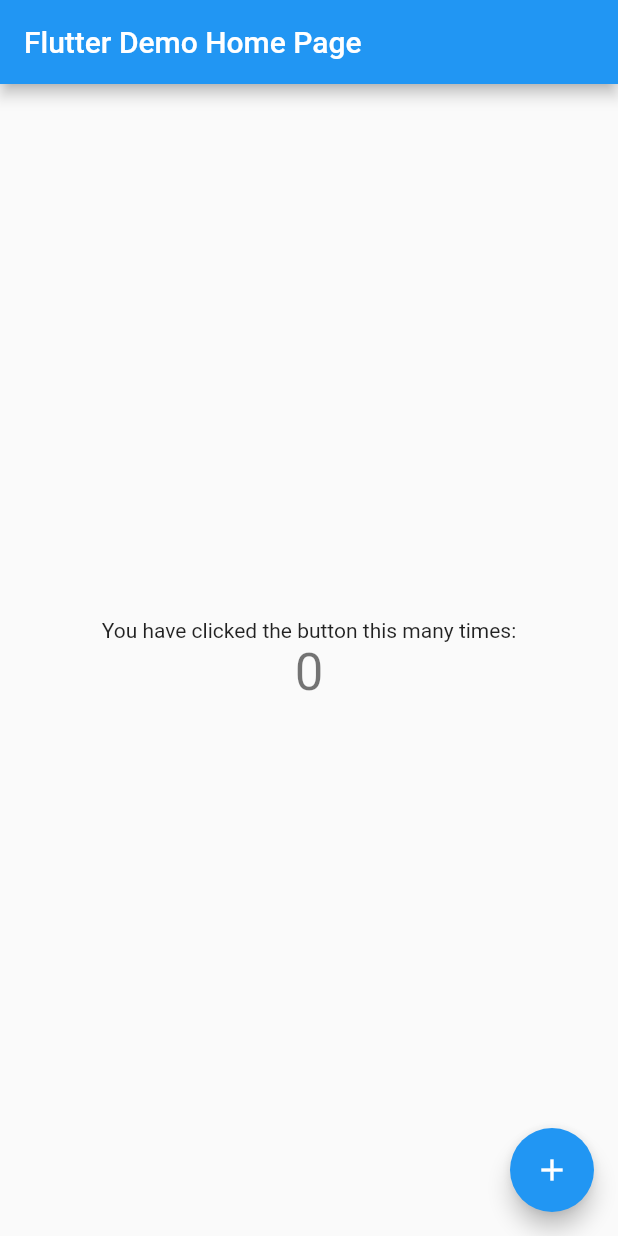
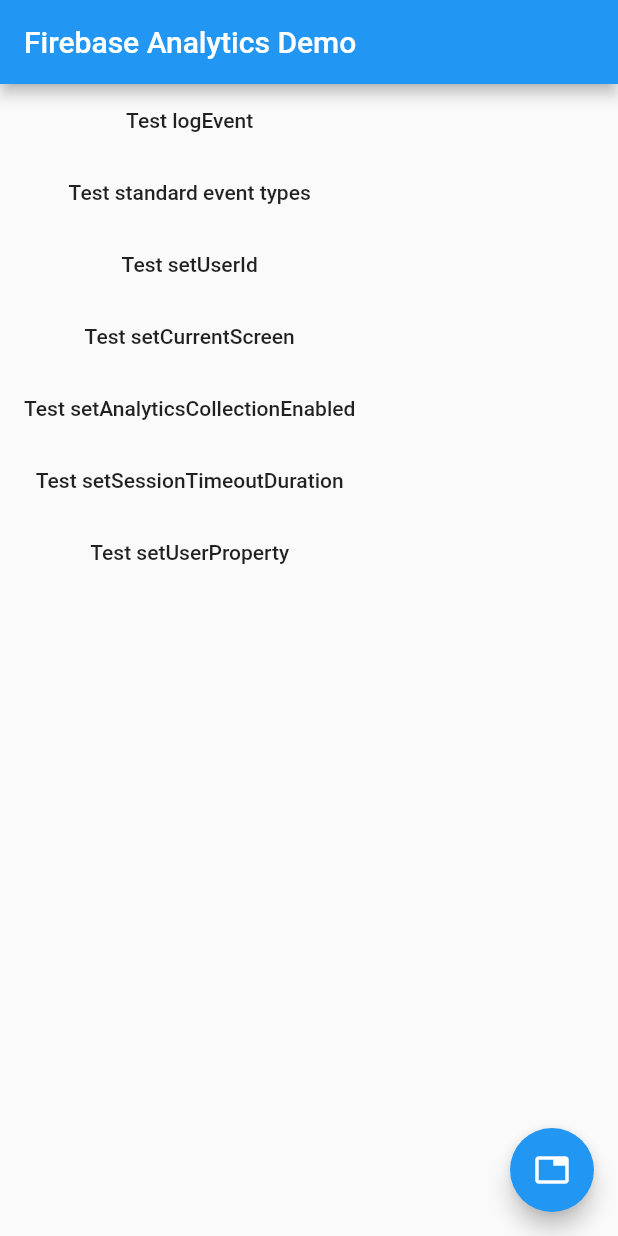
Before and after one commit to Tomoki-JNLHPV/flutter_app, a Flutter app: the screen it shows after launch, on a phone screen of 412 x 824 dp. Run offline on Flutter 3.47's test engine with Material 2 defaults, Android fonts, the phone set to English and light mode, and no system bars; our stand-ins replace firebase_analytics, firebase_core; accounts and stored records are empty.

Commit message:
update yml file

```diff
--- a/lib/main.dart
+++ b/lib/main.dart
@@ -1,113 +1,325 @@
+// Copyright 2017 The Chromium Authors. All rights reserved.
+// Use of this source code is governed by a BSD-style license that can be
+// found in the LICENSE file.
+
+import 'dart:async';
+
+import 'package:firebase_core/firebase_core.dart';
 import 'package:flutter/material.dart';
+import 'package:firebase_analytics/firebase_analytics.dart';
+import 'package:firebase_analytics/observer.dart';
 
-void main() {
-  runApp(MyApp());
+import 'tabs_page.dart';
+
+Future<void> main() async {
+  WidgetsFlutterBinding.ensureInitialized();
+  await Firebase.initializeApp();
+  runApp(const MyApp());
 }
 
 class MyApp extends StatelessWidget {
-  // This widget is the root of your application.
+  const MyApp({Key? key}) : super(key: key);
+
+  static FirebaseAnalytics analytics = FirebaseAnalytics();
+  static FirebaseAnalyticsObserver observer =
+  FirebaseAnalyticsObserver(analytics: analytics);
+
   @override
   Widget build(BuildContext context) {
     return MaterialApp(
-      title: 'Flutter Demo',
+      title: 'Firebase Analytics Demo',
       theme: ThemeData(
-        // This is the theme of your application.
-        //
-        // Try running your application with "flutter run". You'll see the
-        // application has a blue toolbar. Then, without quitting the app, try
-        // changing the primarySwatch below to Colors.green and then invoke
-        // "hot reload" (press "r" in the console where you ran "flutter run",
-        // or simply save your changes to "hot reload" in a Flutter IDE).
-        // Notice that the counter didn't reset back to zero; the application
-        // is not restarted.
         primarySwatch: Colors.blue,
       ),
-      home: MyHomePage(title: 'Flutter Demo Home Page'),
+      navigatorObservers: <NavigatorObserver>[observer],
+      home: MyHomePage(
+        title: 'Firebase Analytics Demo',
+        analytics: analytics,
+        observer: observer,
+      ),
     );
   }
 }
 
 class MyHomePage extends StatefulWidget {
-  MyHomePage({Key? key, required this.title}) : super(key: key);
-
-  // This widget is the home page of your application. It is stateful, meaning
-  // that it has a State object (defined below) that contains fields that affect
-  // how it looks.
-
-  // This class is the configuration for the state. It holds the values (in this
-  // case the title) provided by the parent (in this case the App widget) and
-  // used by the build method of the State. Fields in a Widget subclass are
-  // always marked "final".
+  MyHomePage({
+    Key? key,
+    required this.title,
+    required this.analytics,
+    required this.observer,
+  }) : super(key: key);
 
   final String title;
+  final FirebaseAnalytics analytics;
+  final FirebaseAnalyticsObserver observer;
 
   @override
   _MyHomePageState createState() => _MyHomePageState();
 }
 
 class _MyHomePageState extends State<MyHomePage> {
-  int _counter = 0;
+  String _message = '';
 
-  void _incrementCounter() {
+  void setMessage(String message) {
     setState(() {
-      // This call to setState tells the Flutter framework that something has
-      // changed in this State, which causes it to rerun the build method below
-      // so that the display can reflect the updated values. If we changed
-      // _counter without calling setState(), then the build method would not be
-      // called again, and so nothing would appear to happen.
-      _counter++;
+      _message = message;
     });
+  }
+
+  Future<void> _sendAnalyticsEvent() async {
+    await widget.analytics.logEvent(
+      name: 'test_event',
+      parameters: <String, dynamic>{
+        'string': 'string',
+        'int': 42,
+        'long': 12345678910,
+        'double': 42.0,
+        'bool': true,
+      },
+    );
+    setMessage('logEvent succeeded');
+  }
+
+  Future<void> _testSetUserId() async {
+    await widget.analytics.setUserId('some-user');
+    setMessage('setUserId succeeded');
+  }
+
+  Future<void> _testSetCurrentScreen() async {
+    await widget.analytics.setCurrentScreen(
+      screenName: 'Analytics Demo',
+      screenClassOverride: 'AnalyticsDemo',
+    );
+    setMessage('setCurrentScreen succeeded');
+  }
+
+  Future<void> _testSetAnalyticsCollectionEnabled() async {
+    await widget.analytics.setAnalyticsCollectionEnabled(false);
+    await widget.analytics.setAnalyticsCollectionEnabled(true);
+    setMessage('setAnalyticsCollectionEnabled succeeded');
+  }
+
+  Future<void> _testSetSessionTimeoutDuration() async {
+    await widget.analytics.android?.setSessionTimeoutDuration(2000000);
+    setMessage('setSessionTimeoutDuration succeeded');
+  }
+
+  Future<void> _testSetUserProperty() async {
+    await widget.analytics.setUserProperty(name: 'regular', value: 'indeed');
+    setMessage('setUserProperty succeeded');
+  }
+
+  Future<void> _testAllEventTypes() async {
+    await widget.analytics.logAddPaymentInfo();
+    await widget.analytics.logAddToCart(
+      currency: 'USD',
+      value: 123,
+      itemId: 'test item id',
+      itemName: 'test item name',
+      itemCategory: 'test item category',
+      quantity: 5,
+      price: 24,
+      origin: 'test origin',
+      itemLocationId: 'test location id',
+      destination: 'test destination',
+      startDate: '2015-09-14',
+      endDate: '2015-09-17',
+    );
+    await widget.analytics.logAddToWishlist(
+      itemId: 'test item id',
+      itemName: 'test item name',
+      itemCategory: 'test item category',
+      quantity: 5,
+      price: 24,
+      value: 123,
+      currency: 'USD',
+      itemLocationId: 'test location id',
+    );
+    await widget.analytics.logAppOpen();
+    await widget.analytics.logBeginCheckout(
+      value: 123,
+      currency: 'USD',
+      transactionId: 'test tx id',
+      numberOfNights: 2,
+      numberOfRooms: 3,
+      numberOfPassengers: 4,
+      origin: 'test origin',
+      destination: 'test destination',
+      startDate: '2015-09-14',
+      endDate: '2015-09-17',
+      travelClass: 'test travel class',
+    );
+    await widget.analytics.logCampaignDetails(
+      source: 'test source',
+      medium: 'test medium',
+      campaign: 'test campaign',
+      term: 'test term',
+      content: 'test content',
+      aclid: 'test aclid',
+      cp1: 'test cp1',
+    );
+    await widget.analytics.logEarnVirtualCurrency(
+      virtualCurrencyName: 'bitcoin',
+      value: 345.66,
+    );
+    await widget.analytics.logEcommercePurchase(
+      currency: 'USD',
+      value: 432.45,
+      transactionId: 'test tx id',
+      tax: 3.45,
+      shipping: 5.67,
+      coupon: 'test coupon',
+      location: 'test location',
+      numberOfNights: 3,
+      numberOfRooms: 4,
+      numberOfPassengers: 5,
+      origin: 'test origin',
+      destination: 'test destination',
+      startDate: '2015-09-13',
+      endDate: '2015-09-14',
+      travelClass: 'test travel class',
+    );
+    await widget.analytics.logGenerateLead(
+      currency: 'USD',
+      value: 123.45,
+    );
+    await widget.analytics.logJoinGroup(
+      groupId: 'test group id',
+    );
+    await widget.analytics.logLevelUp(
+      level: 5,
+      character: 'witch doctor',
+    );
+    await widget.analytics.logLogin();
+    await widget.analytics.logPostScore(
+      score: 1000000,
+      level: 70,
+      character: 'tiefling cleric',
+    );
+    await widget.analytics.logPresentOffer(
+      itemId: 'test item id',
+      itemName: 'test item name',
+      itemCategory: 'test item category',
+      quantity: 6,
+      price: 3.45,
+      value: 67.8,
+      currency: 'USD',
+      itemLocationId: 'test item location id',
+    );
+    await widget.analytics.logPurchaseRefund(
+      currency: 'USD',
+      value: 45.67,
+      transactionId: 'test tx id',
+    );
+    await widget.analytics.logSearch(
+      searchTerm: 'hotel',
+      numberOfNights: 2,
+      numberOfRooms: 1,
+      numberOfPassengers: 3,
+      origin: 'test origin',
+      destination: 'test destination',
+      startDate: '2015-09-14',
+      endDate: '2015-09-16',
+      travelClass: 'test travel class',
+    );
+    await widget.analytics.logSelectContent(
+      contentType: 'test content type',
+      itemId: 'test item id',
+    );
+    await widget.analytics.logShare(
+        contentType: 'test content type',
+        itemId: 'test item id',
+        method: 'facebook');
+    await widget.analytics.logSignUp(
+      signUpMethod: 'test sign up method',
+    );
+    await widget.analytics.logSpendVirtualCurrency(
+      itemName: 'test item name',
+      virtualCurrencyName: 'bitcoin',
+      value: 34,
+    );
+    await widget.analytics.logTutorialBegin();
+    await widget.analytics.logTutorialComplete();
+    await widget.analytics.logUnlockAchievement(id: 'all Firebase API covered');
+    await widget.analytics.logViewItem(
+      itemId: 'test item id',
+      itemName: 'test item name',
+      itemCategory: 'test item category',
+      itemLocationId: 'test item location id',
+      price: 3.45,
+      quantity: 6,
+      currency: 'USD',
+      value: 67.8,
+      flightNumber: 'test flight number',
+      numberOfPassengers: 3,
+      numberOfRooms: 1,
+      numberOfNights: 2,
+      origin: 'test origin',
+      destination: 'test destination',
+      startDate: '2015-09-14',
+      endDate: '2015-09-15',
+      searchTerm: 'test search term',
+      travelClass: 'test travel class',
+    );
+    await widget.analytics.logViewItemList(
+      itemCategory: 'test item category',
+    );
+    await widget.analytics.logViewSearchResults(
+      searchTerm: 'test search term',
+    );
+    setMessage('All standard events logged successfully');
   }
 
   @override
   Widget build(BuildContext context) {
-    // This method is rerun every time setState is called, for instance as done
-    // by the _incrementCounter method above.
-    //
-    // The Flutter framework has been optimized to make rerunning build methods
-    // fast, so that you can just rebuild anything that needs updating rather
-    // than having to individually change instances of widgets.
     return Scaffold(
       appBar: AppBar(
-        // Here we take the value from the MyHomePage object that was created by
-        // the App.build method, and use it to set our appbar title.
         title: Text(widget.title),
       ),
-      body: Center(
-        // Center is a layout widget. It takes a single child and positions it
-        // in the middle of the parent.
-        child: Column(
-          // Column is also a layout widget. It takes a list of children and
-          // arranges them vertically. By default, it sizes itself to fit its
-          // children horizontally, and tries to be as tall as its parent.
-          //
-          // Invoke "debug painting" (press "p" in the console, choose the
-          // "Toggle Debug Paint" action from the Flutter Inspector in Android
-          // Studio, or the "Toggle Debug Paint" command in Visual Studio Code)
-          // to see the wireframe for each widget.
-          //
-          // Column has various properties to control how it sizes itself and
-          // how it positions its children. Here we use mainAxisAlignment to
-          // center the children vertically; the main axis here is the vertical
-          // axis because Columns are vertical (the cross axis would be
-          // horizontal).
-          mainAxisAlignment: MainAxisAlignment.center,
-          children: <Widget>[
-            Text(
-              'You have clicked the button this many times:',
-            ),
-            Text(
-              '$_counter',
-              style: Theme.of(context).textTheme.headline4,
-            ),
-          ],
-        ),
+      body: Column(
+        children: <Widget>[
+          MaterialButton(
+            onPressed: _sendAnalyticsEvent,
+            child: const Text('Test logEvent'),
+          ),
+          MaterialButton(
+            onPressed: _testAllEventTypes,
+            child: const Text('Test standard event types'),
+          ),
+          MaterialButton(
+            onPressed: _testSetUserId,
+            child: const Text('Test setUserId'),
+          ),
+          MaterialButton(
+            onPressed: _testSetCurrentScreen,
+            child: const Text('Test setCurrentScreen'),
+          ),
+          MaterialButton(
+            onPressed: _testSetAnalyticsCollectionEnabled,
+            child: const Text('Test setAnalyticsCollectionEnabled'),
+          ),
+          MaterialButton(
+            onPressed: _testSetSessionTimeoutDuration,
+            child: const Text('Test setSessionTimeoutDuration'),
+          ),
+          MaterialButton(
+            onPressed: _testSetUserProperty,
+            child: const Text('Test setUserProperty'),
+          ),
+          Text(_message,
+              style: const TextStyle(color: Color.fromARGB(255, 0, 155, 0))),
+        ],
       ),
       floatingActionButton: FloatingActionButton(
-        onPressed: _incrementCounter,
-        tooltip: 'Increment',
-        child: Icon(Icons.add),
-      ), // This trailing comma makes auto-formatting nicer for build methods.
+        onPressed: () {
+          Navigator.of(context).push(MaterialPageRoute<TabsPage>(
+              settings: const RouteSettings(name: TabsPage.routeName),
+              builder: (BuildContext context) {
+                return TabsPage(widget.observer);
+              }));
+        },
+        child: const Icon(Icons.tab),
+      ),
     );
   }
 }
--- a/pubspec.yaml
+++ b/pubspec.yaml
@@ -23,6 +23,11 @@ environment:
 dependencies:
   flutter:
     sdk: flutter
+    firebase_core: ^0.4.0+9
+    # Add the dependency for the FlutterFire plugin for Google Analytics
+    firebase_analytics: ^5.0.2
+    firebase_auth: ^0.14.0+5
+    cloud_firestore: ^0.12.9+5
 
 
   # The following adds the Cupertino Icons font to your application.
```
Also changed, not shown: lib/tabs_page.dart (added, +94 -0 lines), 2 other files.
